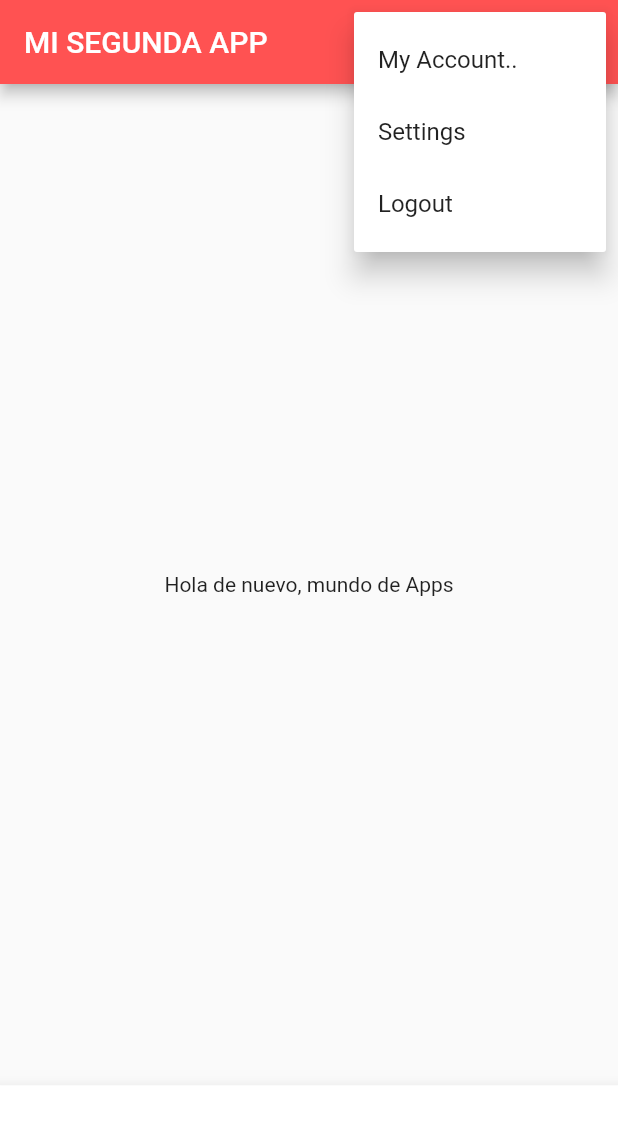
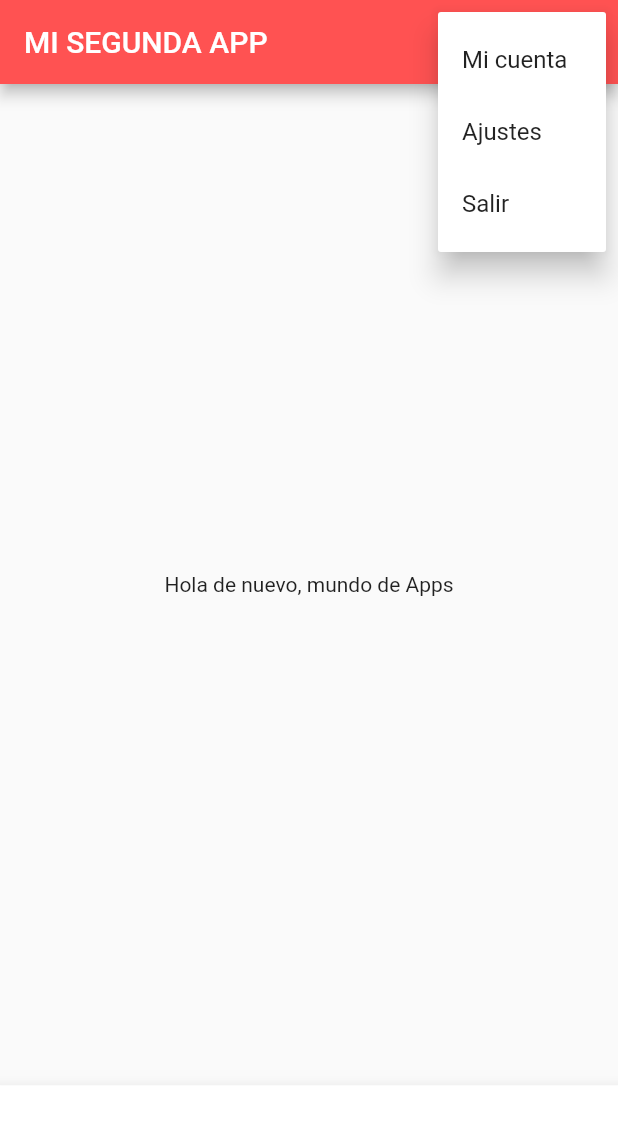
Before and after one commit to SantiagoTituania/my_app_flutter_2, a Flutter app: the screen it shows after launch, after a tap on the "more vert" icon, on a phone screen of 412 x 824 dp. Shown: the top 1124 px of the screen. Run offline on Flutter 3.47's test engine with Material 2 defaults, Android fonts, the phone set to English and light mode, and no system bars.

Commit message:
Traduccion de popupMenu

```diff
--- a/lib/screens/home_screen.dart
+++ b/lib/screens/home_screen.dart
@@ -16,17 +16,17 @@ class HomeScreen extends StatelessWidget{
             return [
               PopupMenuItem<int>(
                     value: 0,
-                      child: Text("My Account.."),
+                      child: Text("Mi cuenta"),
                   ),
 
                   PopupMenuItem<int>(
                       value: 1,
-                      child: Text("Settings"),
+                      child: Text("Ajustes"),
                   ),
 
                   PopupMenuItem<int>(
                       value: 2,
-                      child: Text("Logout"),
+                      child: Text("Salir"),
                   ),
               ];
           },
```
